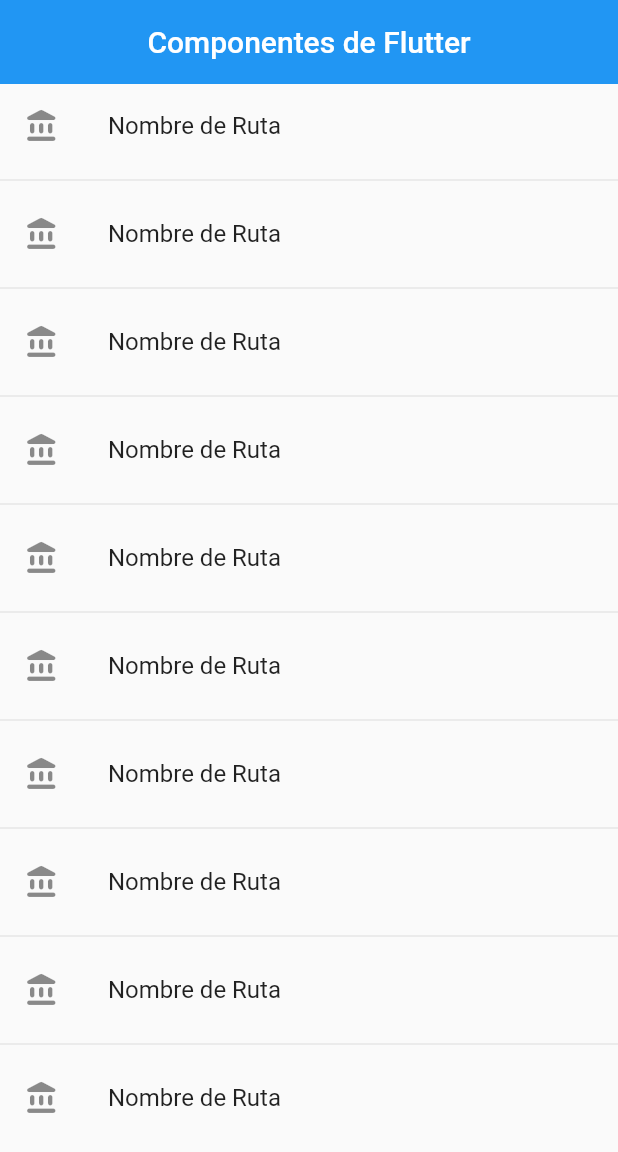
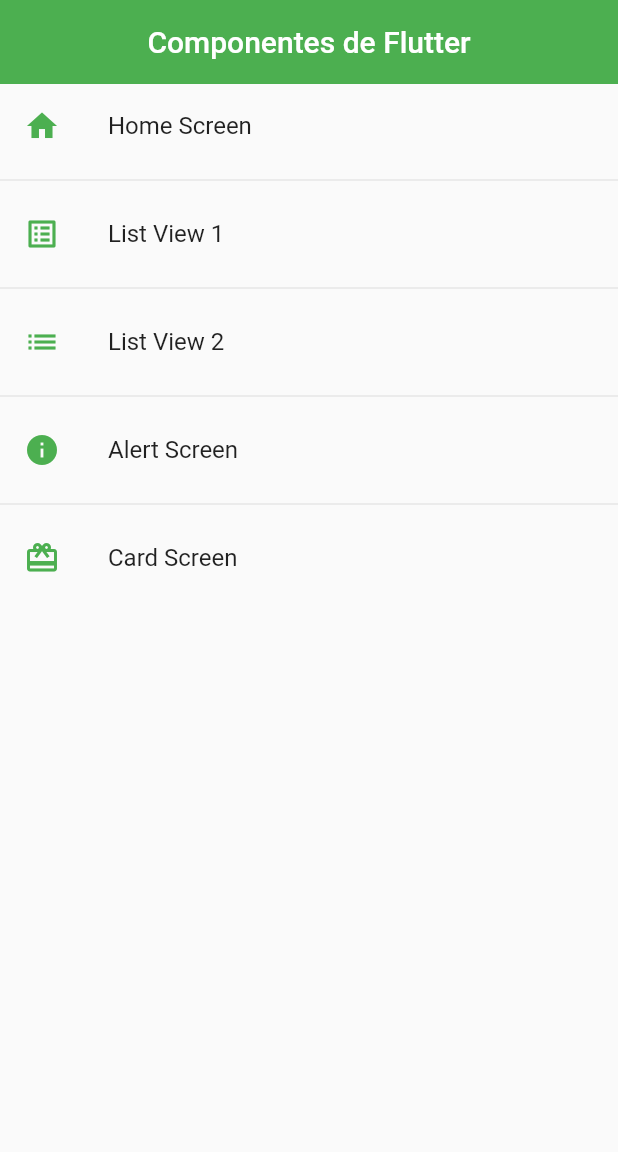
Before and after one commit to juniorotero06/FlutterExercises, a Flutter app: the screen it shows after launch, on a phone screen of 412 x 824 dp. Shown: the top 1152 px of the screen. Run offline on Flutter 3.47's test engine with Material 2 defaults, Android fonts, the phone set to English and light mode, and no system bars.

Commit message:
Routes and main styles

```diff
--- a/flutter_components/lib/main.dart
+++ b/flutter_components/lib/main.dart
@@ -1,6 +1,6 @@
 import 'package:flutter/material.dart';
-
-import 'screens/screens.dart';
+import 'package:flutter_components/router/app_routes.dart';
+import 'package:flutter_components/themes/app_theme.dart';
 
 void main() => runApp(const MyApp());
 
@@ -9,20 +9,12 @@ class MyApp extends StatelessWidget {
   @override
   Widget build(BuildContext context) {
     return MaterialApp(
-      debugShowCheckedModeBanner: false,
-      title: 'Material App',
-      initialRoute: "home",
-      routes: {
-        'home': (BuildContext context) => const HomeScreen(),
-        'listview1': (BuildContext context) => const Listview1Screen(),
-        'listview2': (BuildContext context) => const Listview2Screen(),
-        'alert': (BuildContext context) => const AlertScreen(),
-        'card': (BuildContext context) => const CardScreen()
-      },
-      onGenerateRoute: (settings) {
-        print(settings);
-        return MaterialPageRoute(builder: (context) => const CardScreen());
-      },
-    );
+        debugShowCheckedModeBanner: false,
+        title: 'Material App',
+        initialRoute: AppRoutes.initialRoute,
+        routes: AppRoutes.getAppRoutes(),
+        onGenerateRoute: AppRoutes.onGenerateRoutes,
+        // onGenerateRoute: (settings) => AppRoutes.onGenerateRoutes(settings), //Valido
+        theme: AppTheme.lightTheme);
   }
 }
--- /dev/null
+++ b/flutter_components/lib/models/menu_options.dart
@@ -0,0 +1,14 @@
+import 'package:flutter/cupertino.dart' show IconData, Widget;
+
+class MenuOptions {
+  final String routes;
+  final IconData icon;
+  final String name;
+  final Widget screen;
+
+  MenuOptions(
+      {required this.routes,
+      required this.icon,
+      required this.name,
+      required this.screen});
+}
--- /dev/null
+++ b/flutter_components/lib/models/models.dart
@@ -0,0 +1 @@
+export 'package:flutter_components/models/menu_options.dart';
--- /dev/null
+++ b/flutter_components/lib/router/app_routes.dart
@@ -0,0 +1,58 @@
+import 'package:flutter/material.dart';
+
+import 'package:flutter_components/models/models.dart';
+import '../screens/screens.dart';
+
+class AppRoutes {
+  static const initialRoute = "home";
+
+  static final menuOptions = <MenuOptions>[
+    MenuOptions(
+        routes: "home",
+        icon: Icons.home,
+        name: "Home Screen",
+        screen: const HomeScreen()),
+    MenuOptions(
+        routes: "listview1",
+        icon: Icons.list_alt,
+        name: "List View 1",
+        screen: const Listview1Screen()),
+    MenuOptions(
+        routes: "listview2",
+        icon: Icons.list,
+        name: "List View 2",
+        screen: const Listview2Screen()),
+    MenuOptions(
+        routes: "alert",
+        icon: Icons.info,
+        name: "Alert Screen",
+        screen: const AlertScreen()),
+    MenuOptions(
+        routes: "card",
+        icon: Icons.card_giftcard,
+        name: "Card Screen",
+        screen: const CardScreen()),
+  ];
+
+  static Map<String, Widget Function(BuildContext)> getAppRoutes() {
+    Map<String, Widget Function(BuildContext)> appRoutes = {};
+
+    for (final option in menuOptions) {
+      appRoutes
+          .addAll({option.routes: (BuildContext context) => option.screen});
+    }
+    return appRoutes;
+  }
+
+  // static Map<String, Widget Function(BuildContext)> routes = {
+  //   'home': (BuildContext context) => const HomeScreen(),
+  //   'listview1': (BuildContext context) => const Listview1Screen(),
+  //   'listview2': (BuildContext context) => const Listview2Screen(),
+  //   'alert': (BuildContext context) => const AlertScreen(),
+  //   'card': (BuildContext context) => const CardScreen()
+  // };
+
+  static Route<dynamic> onGenerateRoutes(RouteSettings settings) {
+    return MaterialPageRoute(builder: (context) => const CardScreen());
+  }
+}
--- a/flutter_components/lib/screens/home_screen.dart
+++ b/flutter_components/lib/screens/home_screen.dart
@@ -1,5 +1,6 @@
 import 'package:flutter/material.dart';
-import 'package:flutter_components/screens/screens.dart';
+import 'package:flutter_components/router/app_routes.dart';
+import 'package:flutter_components/themes/app_theme.dart';
 
 class HomeScreen extends StatelessWidget {
   const HomeScreen({Key? key}) : super(key: key);
@@ -9,20 +10,24 @@ class HomeScreen extends StatelessWidget {
     return Scaffold(
         appBar: AppBar(
           title: const Center(child: Text("Componentes de Flutter")),
-          elevation: 0,
         ),
         body: ListView.separated(
             itemBuilder: (context, index) => ListTile(
-                  leading: const Icon(Icons.account_balance_rounded),
-                  title: const Text("Nombre de Ruta"),
+                  leading: Icon(
+                    AppRoutes.menuOptions[index].icon,
+                    color: AppTheme.primary,
+                  ),
+                  title: Text(AppRoutes.menuOptions[index].name),
                   onTap: () {
+                    //Valido
                     // final route = MaterialPageRoute(
                     //     builder: (context) => const Listview2Screen());
                     // Navigator.push(context, route);
-                    Navigator.pushNamed(context, "listview2");
+                    Navigator.pushNamed(
+                        context, AppRoutes.menuOptions[index].routes);
                   },
                 ),
             separatorBuilder: (_, __) => const Divider(),
-            itemCount: 10));
+            itemCount: AppRoutes.menuOptions.length));
   }
 }
--- a/flutter_components/lib/screens/listview2_screen.dart
+++ b/flutter_components/lib/screens/listview2_screen.dart
@@ -15,8 +15,6 @@ class Listview2Screen extends StatelessWidget {
     return Scaffold(
       appBar: AppBar(
         title: const Center(child: Text("List View 2")),
-        elevation: 0,
-        backgroundColor: Colors.indigo,
       ),
       body: Center(
         child: ListView.separated(
--- /dev/null
+++ b/flutter_components/lib/themes/app_theme.dart
@@ -0,0 +1,19 @@
+import 'package:flutter/material.dart';
+
+class AppTheme {
+  static const Color primary = Colors.green;
+  static final ThemeData lightTheme = ThemeData.light().copyWith(
+      //Color primario
+      primaryColor: primary,
+
+      //Appbaar theme
+      appBarTheme: const AppBarTheme(color: primary, elevation: 0));
+
+  static final ThemeData darkTheme = ThemeData.dark().copyWith(
+      //Color primario
+      primaryColor: primary,
+
+      //Appbaar theme
+      appBarTheme: const AppBarTheme(color: primary, elevation: 0),
+      scaffoldBackgroundColor: Colors.black);
+}
```
